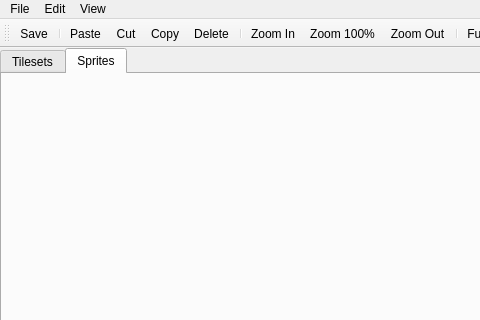
First picture: the form in leveleditorwindow.ui, repository ExplosBlue/CoinKiller, before the edit; both pictures show x 0 to 480 and y 0 to 320 of the 957 by 622 pixel window.
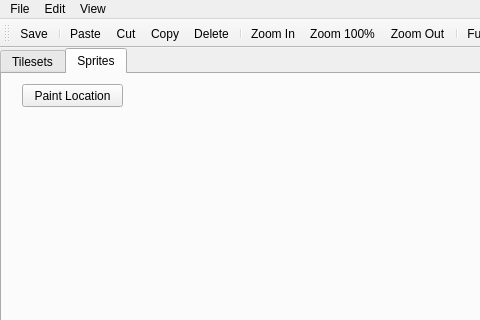
Second picture: the form after the edit. The open tabs and pages were chosen to show the change.

Commit message: Paint Objects/Locations

```diff
--- a/leveleditorwindow.ui
+++ b/leveleditorwindow.ui
@@ -226,6 +226,19 @@
             <attribute name="title">
              <string>Sprites</string>
             </attribute>
+            <widget class="QPushButton" name="paintLocation">
+             <property name="geometry">
+              <rect>
+               <x>20</x>
+               <y>10</y>
+               <width>101</width>
+               <height>23</height>
+              </rect>
+             </property>
+             <property name="text">
+              <string>Paint Location</string>
+             </property>
+            </widget>
            </widget>
           </widget>
           <widget class="QWidget" name="widget_2" native="true"/>
```
Left out of the diff: 24 changed lines with no effect on the pictures. The commit also changes 6 other files.
